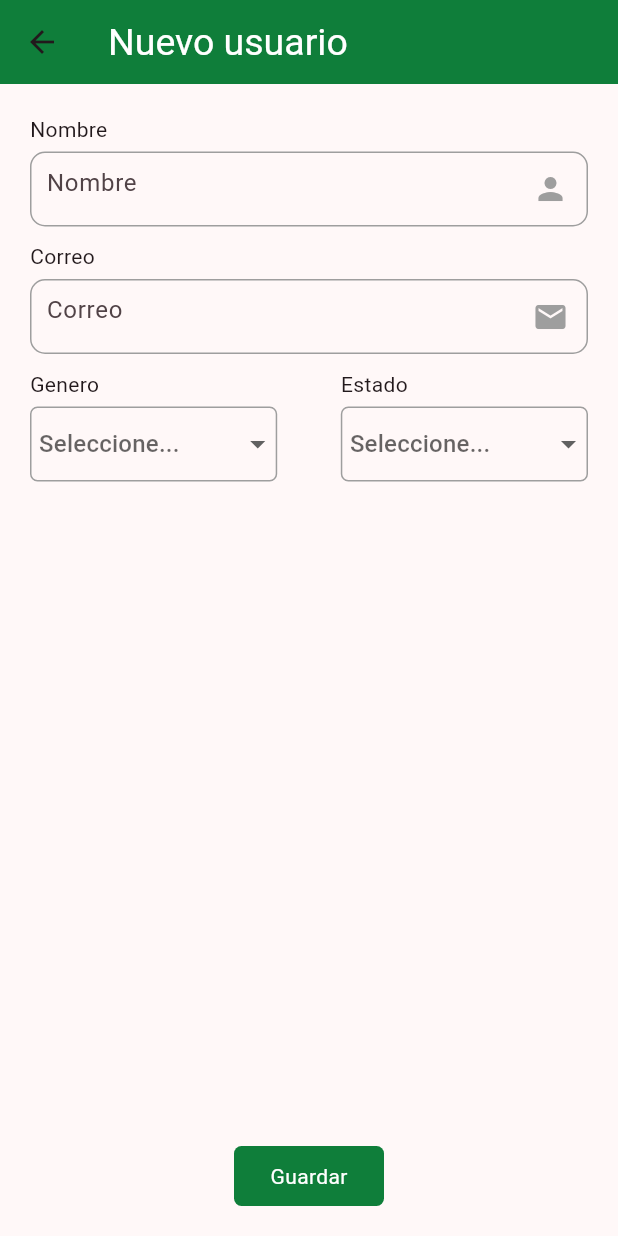
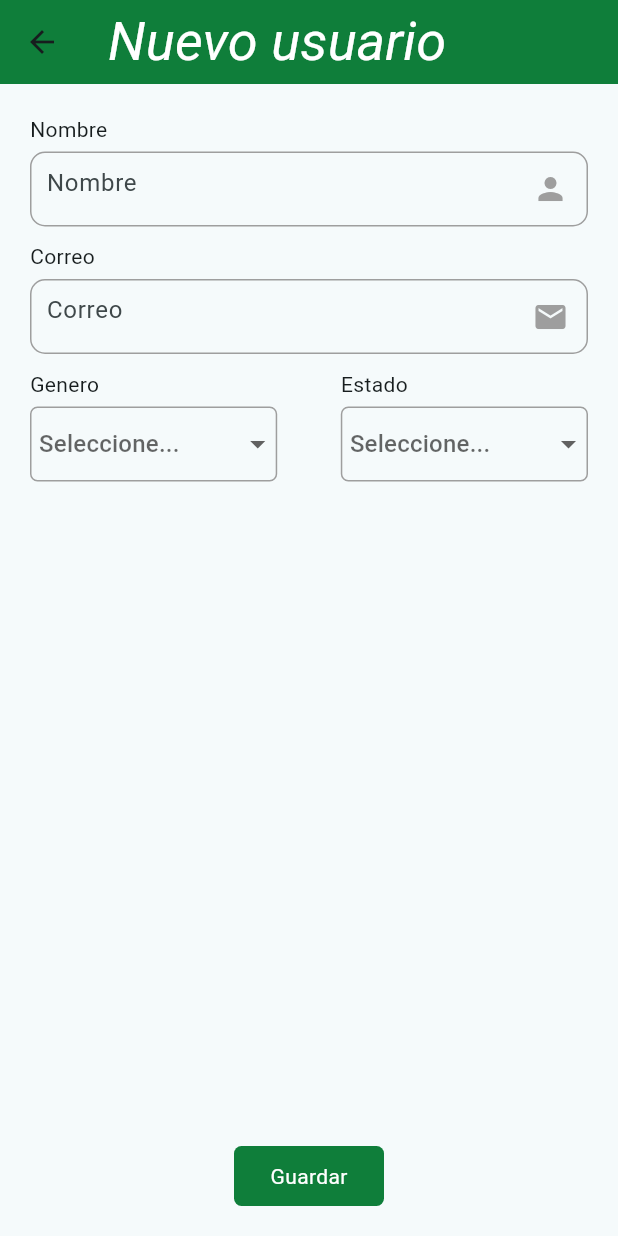
Before and after one commit to CKenny27/PRIMERO_FLUTTER, a Flutter app: the screen it shows after launch, after a tap on the "person add" icon, on a phone screen of 412 x 824 dp. Run offline on Flutter 3.47's test engine with Material 2 defaults, Android fonts, the phone set to English and light mode, and no system bars.

```diff
--- a/lib/presentation/app.dart
+++ b/lib/presentation/app.dart
@@ -10,13 +10,14 @@ class MyApp extends StatelessWidget {
     return MaterialApp(
       title: 'Flutter Demo',
       theme: ThemeData(
-        colorScheme: ColorScheme.fromSeed(seedColor: Colors.black),
+        colorScheme: ColorScheme.fromSeed(seedColor: Colors.white),
         useMaterial3: true,
       ),
       initialRoute: HomeScreen.routeName,
       routes: {
         HomeScreen.routeName: (_) => const HomeScreen(),
         NewUserScreen.routeName: (_) => const NewUserScreen(),
+        DetailUserScreen.routeName: (_) => const DetailUserScreen(),
       },
       debugShowCheckedModeBanner: false,
     );
--- a/lib/presentation/screens/home/Home.dart
+++ b/lib/presentation/screens/home/Home.dart
@@ -24,10 +24,12 @@ class _HomeScreenState extends State<HomeScreen> {
       body: ListView.separated(
         itemCount: 10,
         itemBuilder: (context, index) {
-          return const ListTile(
-            title: Text('Nombre'),
-            subtitle: Text('correo@correo.com'),
-            trailing: Icon(Icons.arrow_forward_ios_rounded),
+          return ListTile(
+            title: const Text('Nombre'),
+            subtitle: const Text('correo@correo.com'),
+            trailing: const Icon(Icons.arrow_forward_ios_rounded),
+            onTap: () =>
+                Navigator.pushNamed(context, DetailUserScreen.routeName),
           );
         },
         separatorBuilder: (context, index) => const Divider(),
--- a/lib/presentation/screens/new_user/NewUser.dart
+++ b/lib/presentation/screens/new_user/NewUser.dart
@@ -29,7 +29,8 @@ class _NewUserScreenState extends State<NewUserScreen> {
     return Scaffold(
       appBar: AppBar(
         title: const Text('Nuevo usuario'),
-        titleTextStyle: const TextStyle(color: Colors.white, fontSize: 25.0),
+        titleTextStyle: const TextStyle(
+            fontSize: 36.0, fontStyle: FontStyle.italic, color: Colors.white),
         backgroundColor: const Color.fromRGBO(14, 126, 57, 0.997),
       ),
       body: Padding(
--- a/lib/presentation/screens/screens.dart
+++ b/lib/presentation/screens/screens.dart
@@ -1,2 +1,3 @@
 export 'package:flutter_application_1/presentation/screens/home/Home.dart';
 export 'package:flutter_application_1/presentation/screens/new_user/NewUser.dart';
+export 'package:flutter_application_1/presentation/screens/detail_user/DetailUser.dart';
```
Also changed, not shown: lib/presentation/screens/detail_user/DetailUser.dart (added, +73 -0 lines), pubspec.lock.
